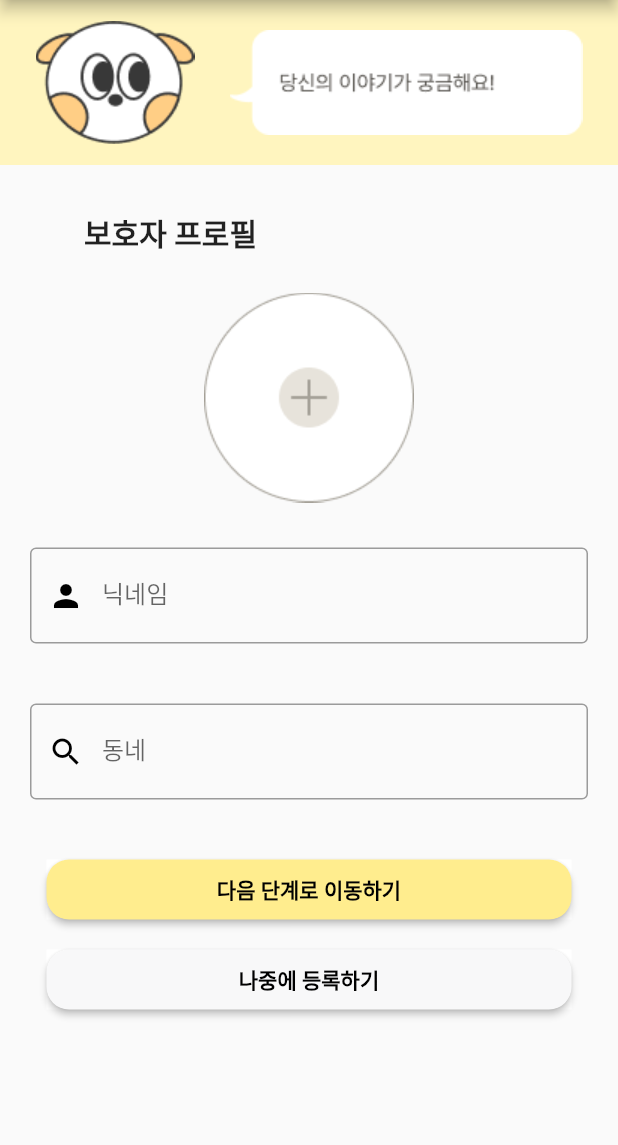
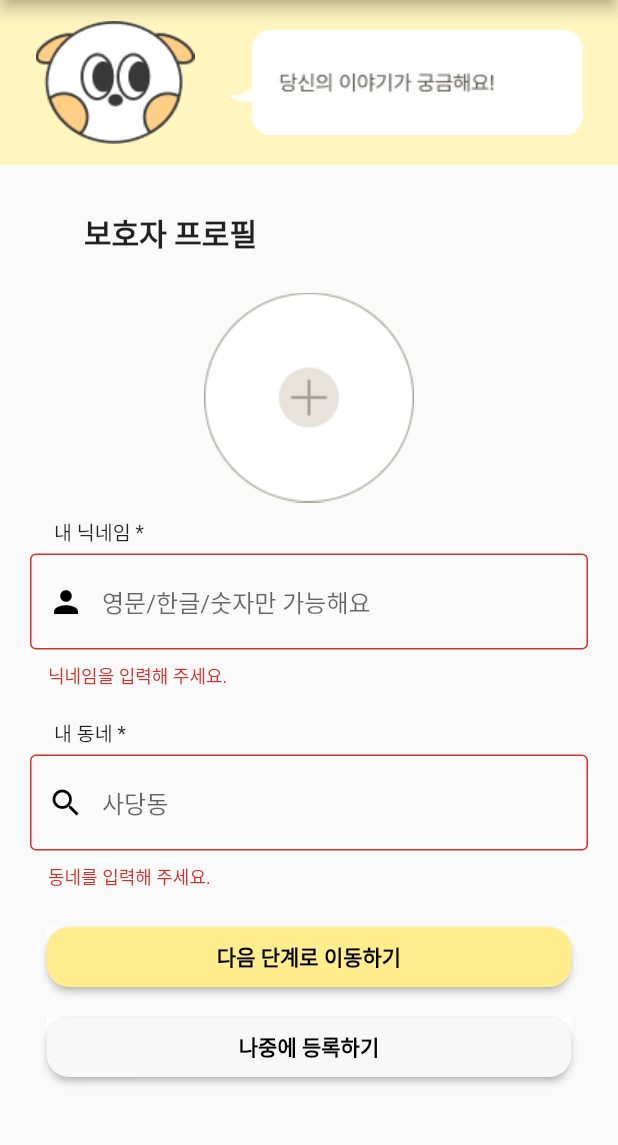
Before and after one commit to Dangbok/Flutter_studying, a Flutter app: the RegisterProfileProtector screen opened directly, on a phone screen of 412 x 824 dp, the part 84-1229 px from its top. Run offline on Flutter 3.47's test engine with Material 2 defaults, Android fonts, the phone set to English and light mode, and no system bars; our stand-ins replace carousel_slider, dotted_border, image_cropper, image_picker, introduction_screen; missing offline and left inert: dart:ffi, kakao_flutter_sdk.

Commit message:
profile_register(2)

```diff
--- a/lib/Kakao_login.dart
+++ b/lib/Kakao_login.dart
@@ -9,15 +9,19 @@ class KakaoLogin implements SocialLogin {
       if (isInstalled) {
         try {
           await UserApi.instance.loginWithKakaoTalk();
+          print('카카오톡으로 로그인 성공');
           return true;
         } catch (e) {
+          print('카카오톡으로 로그인 실패');
           return false;
         }
       } else{
         try{
           await UserApi.instance.loginWithKakaoAccount();
+          print('카카오계정으로 로그인 성공');
           return true;
         } catch(e) {
+          print('카카오계정으로 로그인 실패');
           return false;
         }
       }
@@ -30,6 +34,7 @@ class KakaoLogin implements SocialLogin {
   Future<bool> logout() async {
     try {
       await UserApi.instance.unlink();
+      print('정상적으로 로그아웃 되었습니다.');
       return true;
     } catch (error) {
       return false;
--- a/lib/OnbardingPage.dart
+++ b/lib/OnbardingPage.dart
@@ -109,12 +109,9 @@ class _OnbardingPageState extends State<OnbardingPage> {
                   await viewModel.login();
                   setState(() {});
                   // 로그인 되면 MainPage로 화면 이동
-                  final result = await Navigator.pushNamed(context, '/main');
+                  final result = await Navigator.pushNamed(context, '/register1');
                 },
                 child: Image.asset('assets/btn_kakao.png'),
-                // child: const Text(
-                //   '카카오톡으로 로그인하기',
-                //   style: TextStyle(color: Colors.black),
               ),
             ),
           ),
--- a/lib/main.dart
+++ b/lib/main.dart
@@ -33,11 +33,13 @@ class MyApp extends StatelessWidget {
       debugShowCheckedModeBanner: false,
       title: 'dasi-bom',
       theme: ThemeData(primaryColor: Colors.white),
-      home: RegisterProfileProtector(),
+      home: SplashPage(),
       // 라우터로 페이지 이동
       routes: {
         '/login': (context) => OnbardingPage(),
         '/main': (context) => MainPage(),
+        '/register1': (context) => RegisterProfileProtector(),
+        '/register2': (context) => RegisterProfileAnimal(),
       },
     );
   }
--- a/lib/main_view_model.dart
+++ b/lib/main_view_model.dart
@@ -11,7 +11,13 @@ class MainViewModel{
   Future login() async {
     isLogined=await _socialLogin.login();
     if(isLogined){
-      user=await UserApi.instance.me();
+        user = await UserApi.instance.me();
+        print('사용자 정보 요청 성공'
+            '\n회원번호: ${user?.id}'
+            '\n닉네임: ${user?.kakaoAccount?.profile?.nickname}'
+            '\n이메일: ${user?.kakaoAccount?.email}'
+            '\n성별: ${user?.kakaoAccount?.gender}'
+            '\n연령대: ${user?.kakaoAccount?.ageRange}');
     }
   }
    Future logout() async{
--- a/lib/profile_register_protector.dart
+++ b/lib/profile_register_protector.dart
@@ -14,32 +14,45 @@ class RegisterProfileProtector extends StatefulWidget {
 }
 
 class _RegisterProfileProtectorState extends State<RegisterProfileProtector> {
+
+  // 프로필 이미지 받아오기
   XFile? _pickedFile; // 이미지를 담을 변수 선언
   CroppedFile? _croppedFile; // 크롭된 이미지 담을 변수 선언
   final List<XFile?> _pickedImages = []; // 이미지 여러개 담을 변수 선언
   final ImagePicker imagePicker = ImagePicker(); // ImagePicker 초기화
 
-  // late PickedFile _imageFile; // 카메라/갤러리에서 사진 가져올 때 사용함(image_picker)
-  // final ImagePicker _picker = ImagePicker(); // 카메라/갤러리에서 사진 가져올 때 사용함(image_picker)
+  // Textformfield 값 받아오기
+  GlobalKey<FormState> formKey = GlobalKey<FormState>();
+  late bool validationResult;
+  String _nickname = '';
+  String _address = '';
+
+  @override
+  void initState() {
+    validationResult = false;
+    super.initState();
+  }
 
   @override
   Widget build(BuildContext context) {
-    final _imageSize = MediaQuery
-        .of(context)
-        .size
-        .width / 4;
+    final _imageSize = MediaQuery.of(context).size.width / 4;
 
     return SafeArea(
       child: Scaffold(
         appBar: AppBar(
           centerTitle: true,
           backgroundColor: Colors.white,
-          title: const Text('프로필 등록하기',
+          title: const Text(
+            '프로필 등록하기',
             style: TextStyle(
-                color: Colors.black,),
+              color: Colors.black,
             ),
           ),
-        body: Column(
+        ),
+        body: Form(
+          key: formKey,
+          child: SingleChildScrollView(
+            child: Column(
               children: [
                 Container(
                   color: Color(0xffFFF5BF),
@@ -61,14 +74,15 @@ class _RegisterProfileProtectorState extends State<RegisterProfileProtector> {
                 ),
                 Container(
                   width: 300,
-              child: Text('보호자 프로필',
+                  child: Text(
+                    '보호자 프로필',
                     textAlign: TextAlign.left,
-                style: TextStyle(
-                    fontWeight: FontWeight.bold,
-                    fontSize: 20),
+                    style: TextStyle(fontWeight: FontWeight.bold, fontSize: 20),
                   ),
                 ),
-            const SizedBox(height: 25,),
+                const SizedBox(
+                  height: 25,
+                ),
                 if (_pickedFile == null)
                   Container(
                     constraints: BoxConstraints(
@@ -92,20 +106,30 @@ class _RegisterProfileProtectorState extends State<RegisterProfileProtector> {
                       decoration: BoxDecoration(
                         shape: BoxShape.circle,
                         border: Border.all(
-                        width: 2, color: Theme
-                        .of(context)
-                        .colorScheme
-                        .primary),
+                            width: 2,
+                            color: Theme.of(context).colorScheme.primary),
                         image: DecorationImage(
                             image: FileImage(File(_pickedFile!.path)),
                             fit: BoxFit.cover),
                       ),
                     ),
                   ),
-            const SizedBox(height: 10,),
+                const SizedBox(
+                  height: 10,
+                ),
+                Container(
+                  width: 340,
+                  child: Text(
+                    '내 닉네임 *',
+                    textAlign: TextAlign.left,
+                    style: TextStyle(fontWeight: FontWeight.normal, fontSize: 13),
+                  ),
+                ),
                 Padding(
-              padding: const EdgeInsets.symmetric(horizontal: 20,vertical: 20),
+                  padding:
+                      const EdgeInsets.symmetric(horizontal: 20, vertical: 5),
                   child: TextFormField(
+                    autovalidateMode: AutovalidateMode.always,
                     decoration: InputDecoration(
                         border: OutlineInputBorder(
                           borderSide: BorderSide(
@@ -122,14 +146,36 @@ class _RegisterProfileProtectorState extends State<RegisterProfileProtector> {
                           Icons.person,
                           color: Colors.black,
                         ),
-                  labelText: '닉네임',
-                  hintText: '영문/한글/숫자만 가능해요'
+                        hintText: '영문/한글/숫자만 가능해요'),
+                    onSaved: (value) {
+                      setState(() {
+                        _nickname = value as String;
+                      });
+                    },
+                    validator: (value) {
+                      if (value?.isEmpty ?? true) return '닉네임을 입력해 주세요.';
+                      if (value.toString().length <= 2)
+                        return '닉네임은 두글자 이상 입력 해주셔야 합니다.';
+                      return null;
+                    },
                   ),
+                ),
+                const SizedBox(
+                  height: 15,
+                ),
+                Container(
+                  width: 340,
+                  child: Text(
+                    '내 동네 *',
+                    textAlign: TextAlign.left,
+                    style: TextStyle(fontWeight: FontWeight.normal, fontSize: 13),
                   ),
                 ),
                 Padding(
-              padding: const EdgeInsets.symmetric(horizontal: 20,vertical: 20),
+                  padding:
+                      const EdgeInsets.symmetric(horizontal: 20, vertical: 5),
                   child: TextFormField(
+                    autovalidateMode: AutovalidateMode.always,
                     decoration: InputDecoration(
                         border: OutlineInputBorder(
                           borderSide: BorderSide(
@@ -146,8 +192,54 @@ class _RegisterProfileProtectorState extends State<RegisterProfileProtector> {
                           Icons.search,
                           color: Colors.black,
                         ),
-                    labelText: '동네',
-                    hintText: '사당동'
+                        hintText: '사당동'),
+                    onSaved: (value) {
+                      setState(() {
+                        _nickname = value as String;
+                      });
+                    },
+                    validator: (value) {
+                      if (value?.isEmpty ?? true) return '동네를 입력해 주세요.';
+                      if (value!.contains(RegExp(r'[0-9]')))
+                        return '숫자 입력은 불가능합니다.';
+                      return null;
+                    },
+                  ),
+                ),
+                // Text(validationResult ? 'Success' : 'Failed'),
+                SizedBox(
+                  height: 60,
+                  width: 350,
+                  child: Container(
+                    height: 30,
+                    color: Colors.white,
+                    margin: EdgeInsets.only(top: 20),
+                    child: ElevatedButton(
+                      style: ButtonStyle(
+                        shape: MaterialStateProperty.all(RoundedRectangleBorder(
+                            borderRadius: BorderRadius.circular(15))),
+                        backgroundColor:
+                            MaterialStateProperty.all(Color(0xFFFFED8E)),
+                      ),
+                      onPressed: () => setState(
+                        () async {
+                          validationResult =
+                              formKey.currentState?.validate() ?? false;
+                          formKey.currentState!.save();
+                          ScaffoldMessenger.of(context).showSnackBar(
+                              SnackBar(content: Text(_nickname + '/' + _address)),
+                          );
+                          // 동물 프로필 등록 화면으로 이동
+                          final result = await Navigator.pushNamed(context, '/register2');
+                        },
+                      ),
+                      child: Text(
+                        "다음 단계로 이동하기",
+                        style: TextStyle(
+                          color: Colors.black,
+                          fontWeight: FontWeight.bold,
+                        ),
+                      ),
                     ),
                   ),
                 ),
@@ -160,44 +252,34 @@ class _RegisterProfileProtectorState extends State<RegisterProfileProtector> {
                     margin: EdgeInsets.only(top: 20),
                     child: ElevatedButton(
                       style: ButtonStyle(
-                    shape: MaterialStateProperty.all(RoundedRectangleBorder(borderRadius: BorderRadius.circular(15))),
-                    backgroundColor: MaterialStateProperty.all(Color(0xFFFFED8E)),
+                        shape: MaterialStateProperty.all(RoundedRectangleBorder(
+                            borderRadius: BorderRadius.circular(15))),
+                        backgroundColor:
+                            MaterialStateProperty.all(Color(0xFFF8F8F9)),
                       ),
-                  onPressed: (){},
-                  child: Text("다음 단계로 이동하기",
+                      onPressed: () async {
+                        // 홈 화면으로 이동
+                        final result = await Navigator.pushNamed(context, '/main');
+                      },
+                      child: Text(
+                        "나중에 등록하기",
                         style: TextStyle(
                           color: Colors.black,
-                        fontWeight: FontWeight.bold,),),
+                          fontWeight: FontWeight.bold,
                         ),
                       ),
-            ),
-            SizedBox(
-              height: 60,
-              width: 350,
-              child: Container(
-                height: 30,
-                color: Colors.white,
-                margin: EdgeInsets.only(top: 20),
-                child: ElevatedButton(
-                  style: ButtonStyle(
-                    shape: MaterialStateProperty.all(RoundedRectangleBorder(borderRadius: BorderRadius.circular(15))),
-                    backgroundColor: MaterialStateProperty.all(Color(0xFFF8F8F9)),
-                  ),
-                  onPressed: (){},
-                  child: Text("나중에 등록하기",
-                    style: TextStyle(
-                        color: Colors.black,
-                      fontWeight: FontWeight.bold,),),
                     ),
                   ),
                 ),
               ],
             ),
           ),
+        ),
+      ),
     );
   }
 
-  // 아래의 해당 함수를 버튼과 연결
+  // 아래의 해당 함수(카메라, 갤러리)를 버튼과 연결
   _showBottomSheet() {
     return showModalBottomSheet(
       context: this.context,
@@ -241,8 +323,7 @@ class _RegisterProfileProtectorState extends State<RegisterProfileProtector> {
 
 // 카메라로 이동
   _getCameraImage() async {
-    final pickedFile =
-    await imagePicker .pickImage(source: ImageSource.camera);
+    final pickedFile = await imagePicker.pickImage(source: ImageSource.camera);
     if (pickedFile != null) {
       setState(() {
         _pickedFile = pickedFile;
@@ -256,8 +337,7 @@ class _RegisterProfileProtectorState extends State<RegisterProfileProtector> {
 
 // 갤러리로 이동
   _getPhotoLibraryImage() async {
-    final pickedFile =
-    await imagePicker.pickImage(source: ImageSource.gallery);
+    final pickedFile = await imagePicker.pickImage(source: ImageSource.gallery);
     if (pickedFile != null) {
       setState(() {
         _pickedFile = pickedFile;
```
Also changed, not shown: lib/MainPage.dart (+31 -31 lines), lib/profile_register_animal.dart (+351 -0 lines). Lines whose indentation alone changed are shown as unchanged.
